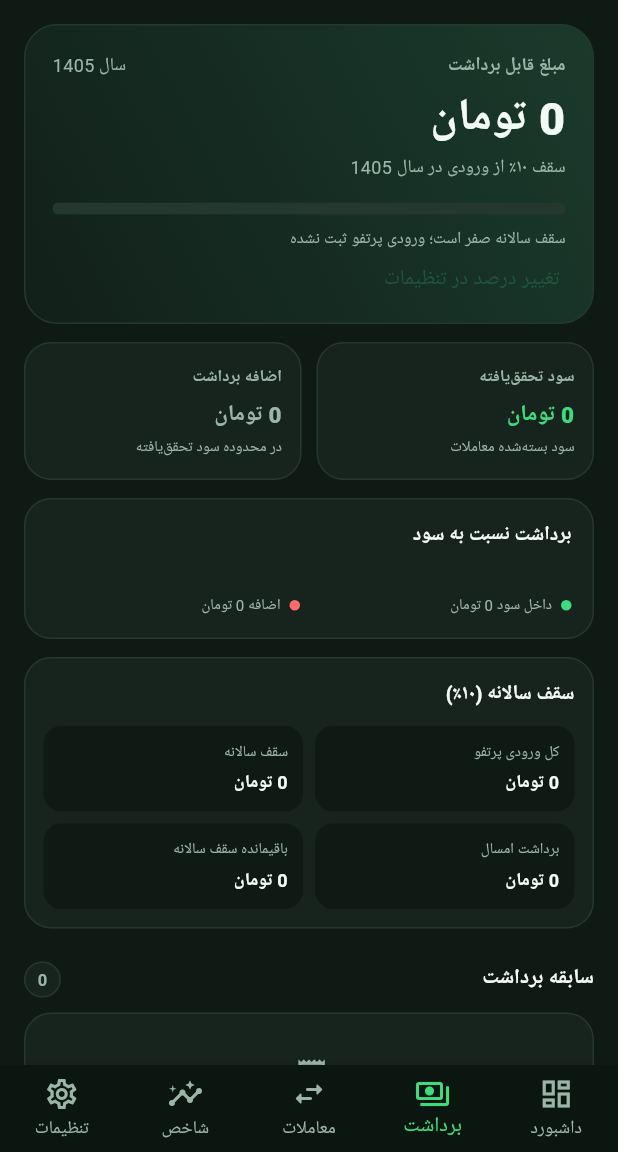
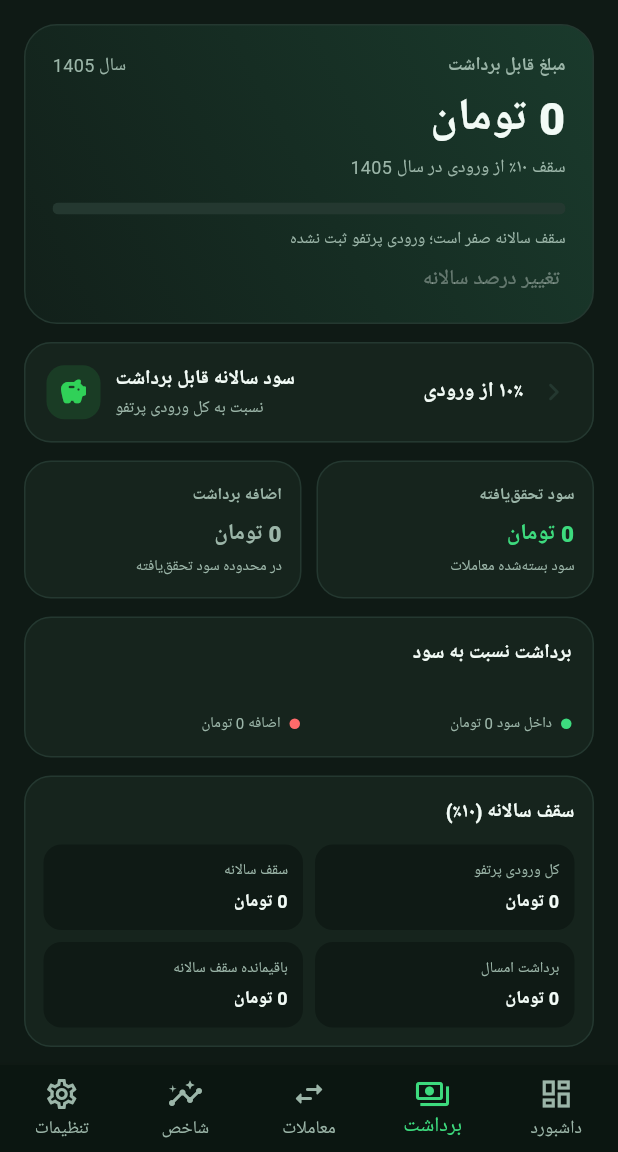
Before and after one commit to nox1020/invest, a Flutter app: the HomeShell screen opened directly, item 2 of the bottom bar chosen, on a phone screen of 412 x 824 dp, the part 84-1236 px from its top. Run offline on Flutter 3.47's test engine with Material 3 defaults, Android fonts, the phone set to English and light mode, and no system bars; our stand-ins replace file_picker, flutter_local_notifications, local_auth, shamsi_date, share_plus, shared_preferences and 1 more; missing offline and left inert: local_auth_android, smart_auth, workmanager; accounts and stored records are empty; network calls fail; Roboto replaces fonts that are missing (Tahoma).

Commit message:
Move withdrawal settings to Withdrawals and harden server/backup sync.
Keep annual % editing on the withdrawals page, always mirror history to Vinor settings, and restore withdrawals reliably through backup rebuild paths.

Co-authored-by: nox1020 <nox1020@users.noreply.github.com>

```diff
--- a/lib/ui/pages/withdrawals_page.dart
+++ b/lib/ui/pages/withdrawals_page.dart
@@ -1,14 +1,15 @@
 import 'package:flutter/material.dart';
+import 'package:invest/config/app_config.dart';
 import 'package:invest/domain/models/app_settings.dart';
 import 'package:invest/domain/models/withdrawal.dart';
 import 'package:invest/domain/services/withdrawal_allowance.dart';
 import 'package:invest/domain/utils/dates.dart';
 import 'package:invest/domain/utils/money.dart';
 import 'package:invest/state/app_state.dart';
-import 'package:invest/ui/layout/home_tabs.dart';
 import 'package:invest/ui/layout/page_padding.dart';
 import 'package:invest/ui/theme/app_theme.dart';
 import 'package:invest/ui/widgets/app_date_picker.dart';
+import 'package:invest/ui/widgets/settings_ui.dart';
 import 'package:invest/ui/widgets/user_error.dart';
 import 'package:provider/provider.dart';
 
@@ -27,7 +28,17 @@ class WithdrawalsPage extends StatelessWidget {
         physics: const AlwaysScrollableScrollPhysics(),
         padding: shellPagePadding(extraForFab: state.canMutate),
         children: [
-          _AvailableHero(allowance: allowance),
+          _AvailableHero(
+            allowance: allowance,
+            canEdit: state.canMutate,
+            onEditAnnualPct: () => _editAnnualWithdrawalPct(context, state),
+          ),
+          const SizedBox(height: 12),
+          _AnnualPctSettingsCard(
+            annualPct: state.settings.annualWithdrawalPct,
+            canEdit: state.canMutate,
+            onEdit: () => _editAnnualWithdrawalPct(context, state),
+          ),
           const SizedBox(height: 12),
           _ProfitPair(allowance: allowance),
           const SizedBox(height: 12),
@@ -53,9 +64,48 @@ class WithdrawalsPage extends StatelessWidget {
   }
 }
 
+Future<void> _editAnnualWithdrawalPct(
+  BuildContext context,
+  AppState state,
+) async {
+  if (!state.canMutate) {
+    ScaffoldMessenger.of(context).showSnackBar(
+      const SnackBar(content: Text('در حالت آفلاین ذخیره ممکن نیست')),
+    );
+    return;
+  }
+  final picked = await showTgChoiceSheet<int>(
+    context: context,
+    title: 'سود سالانه قابل برداشت',
+    selected: state.settings.annualWithdrawalPct,
+    options: [
+      for (final pct in AppConfig.annualWithdrawalOptions)
+        (
+          value: pct,
+          label: AppSettings.annualWithdrawalLabel(pct),
+        ),
+    ],
+  );
+  if (picked == null || !context.mounted) return;
+  if (picked == state.settings.annualWithdrawalPct) return;
+  try {
+    await state.saveSettings(
+      state.settings.copyWith(annualWithdrawalPct: picked),
+    );
+  } catch (e) {
+    if (context.mounted) showUserError(context, e);
+  }
+}
+
 class _AvailableHero extends StatelessWidget {
-  const _AvailableHero({required this.allowance});
+  const _AvailableHero({
+    required this.allowance,
+    required this.canEdit,
+    required this.onEditAnnualPct,
+  });
   final WithdrawalAllowance allowance;
+  final bool canEdit;
+  final VoidCallback onEditAnnualPct;
 
   @override
   Widget build(BuildContext context) {
@@ -136,15 +186,100 @@ class _AvailableHero extends StatelessWidget {
           Align(
             alignment: Alignment.centerRight,
             child: TextButton(
-              onPressed: () => openHomeTab(context, HomeTabs.settings),
+              onPressed: canEdit ? onEditAnnualPct : null,
               style: TextButton.styleFrom(
                 visualDensity: VisualDensity.compact,
                 padding: const EdgeInsets.symmetric(horizontal: 4),
               ),
-              child: const Text('تغییر درصد در تنظیمات'),
+              child: const Text('تغییر درصد سالانه'),
             ),
           ),
         ],
+      ),
+    );
+  }
+}
+
+class _AnnualPctSettingsCard extends StatelessWidget {
+  const _AnnualPctSettingsCard({
+    required this.annualPct,
+    required this.canEdit,
+    required this.onEdit,
+  });
+
+  final int annualPct;
+  final bool canEdit;
+  final VoidCallback onEdit;
+
+  @override
+  Widget build(BuildContext context) {
+    return Material(
+      color: AppTheme.card,
+      borderRadius: BorderRadius.circular(18),
+      child: InkWell(
+        onTap: canEdit ? onEdit : null,
+        borderRadius: BorderRadius.circular(18),
+        child: Container(
+          padding: const EdgeInsets.fromLTRB(14, 14, 14, 14),
+          decoration: BoxDecoration(
+            borderRadius: BorderRadius.circular(18),
+            border: Border.all(color: AppTheme.border),
+          ),
+          child: Row(
+            children: [
+              Icon(
+                Icons.chevron_left_rounded,
+                color: canEdit ? AppTheme.muted : AppTheme.border,
+              ),
+              const SizedBox(width: 8),
+              Text(
+                AppSettings.annualWithdrawalLabel(annualPct),
+                style: const TextStyle(
+                  color: AppTheme.title,
+                  fontWeight: FontWeight.w800,
+                  fontSize: 14,
+                ),
+              ),
+              const SizedBox(width: 12),
+              const Expanded(
+                child: Column(
+                  crossAxisAlignment: CrossAxisAlignment.end,
+                  children: [
+                    Text(
+                      'سود سالانه قابل برداشت',
+                      textAlign: TextAlign.right,
+                      style: TextStyle(
+                        color: AppTheme.title,
+                        fontWeight: FontWeight.w700,
+                        fontSize: 13,
+                      ),
+                    ),
+                    SizedBox(height: 2),
+                    Text(
+                      'نسبت به کل ورودی پرتفو',
+                      textAlign: TextAlign.right,
+                      style: TextStyle(color: AppTheme.muted, fontSize: 11),
+                    ),
+                  ],
+                ),
+              ),
+              const SizedBox(width: 10),
+              Container(
+                width: 36,
+                height: 36,
+                decoration: BoxDecoration(
+                  color: const Color(0xFF30D158).withValues(alpha: 0.14),
+                  borderRadius: BorderRadius.circular(12),
+                ),
+                child: const Icon(
+                  Icons.savings_rounded,
+                  color: Color(0xFF30D158),
+                  size: 20,
+                ),
+              ),
+            ],
+          ),
+        ),
       ),
     );
   }
```
Also changed, not shown: lib/data/remote_invest_service.dart (+11 -4 lines), lib/state/app_state.dart (+163 -23 lines), lib/ui/pages/settings_page.dart (+0 -35 lines), 1 other file.
